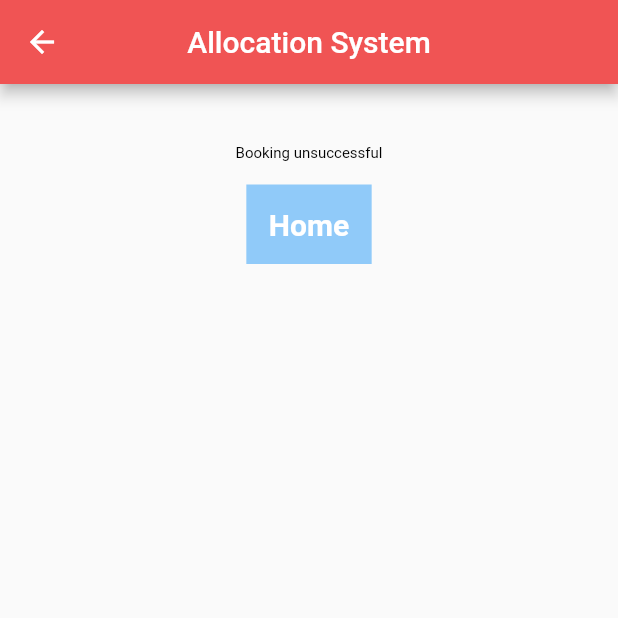
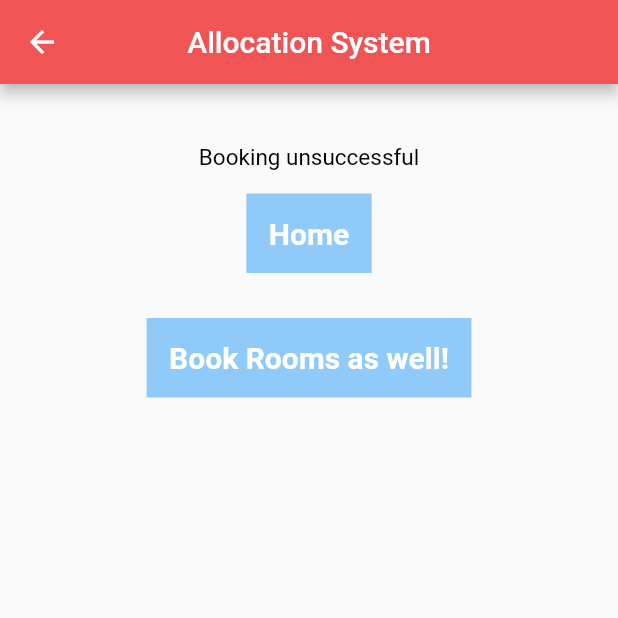
Before and after one commit to Reuben27/FIITGN, a Flutter app: the Notify screen opened directly, on a phone screen of 412 x 824 dp, the top half of it. Run offline on Flutter 3.47's test engine with Material 2 defaults, Android fonts, the phone set to English and light mode, and no system bars; our stand-ins replace animated_text_kit, cloud_firestore, connectivity, date_format, firebase_auth, firebase_core and 10 more; missing offline and left inert: background_location, googleapis; accounts and stored records are empty.

Commit message:
2 way booking

```diff
--- a/lib/Allocation/screens/notify.dart
+++ b/lib/Allocation/screens/notify.dart
@@ -1,10 +1,14 @@
+import './rooms.dart';
 import '../data/initialize.dart';
 import 'package:flutter/material.dart';
 import './sports.dart';
+import 'entry.dart';
 
 // ignore: must_be_immutable
 class Notify extends StatelessWidget {
   String message = status == 1 ? "Booking successful" : "Booking unsuccessful";
+  //if 1 then came from room so display equipment booking
+  String next = reflag == 0 ? "Rooms" : "Equipments";
 
   @override
   Widget build(BuildContext context) {
@@ -21,7 +25,7 @@ class Notify extends StatelessWidget {
               message,
               style: TextStyle(
                 color: Colors.black,
-                fontSize: 10,
+                fontSize: 15,
               ),
             ),
             GestureDetector(
@@ -45,6 +49,36 @@ class Notify extends StatelessWidget {
                 ),
               ),
             ),
+            GestureDetector(
+              onTap: (){
+                if(reflag == 0){
+                  reflag = 1;
+                  Navigator.push(context,
+                    MaterialPageRoute(builder: (context) => Rooms(),
+                    ),
+                  );
+                } else{
+                  reflag = 0;
+                  Navigator.push(context,
+                    MaterialPageRoute(builder: (context) => Entry(),
+                    ),
+                  );
+                }
+              },
+              child: Container(
+                padding: EdgeInsets.fromLTRB(15.0, 15.0, 15.0, 15.0),
+                margin: EdgeInsets.fromLTRB(15.0, 15.0, 15.0, 15.0),
+                color: Colors.blue[200],
+                child: Text(
+                  'Book ' + next + ' as well!',
+                  style: TextStyle(
+                    color: Colors.white,
+                    fontWeight: FontWeight.bold,
+                    fontSize: 20,
+                  ),
+                ),
+              ),
+            ),
           ],
         ),
       ),
```
